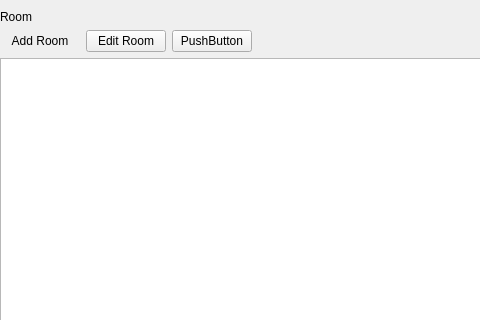
First picture: the form in src/ui/ui_room_scene.ui, repository trung-kieen/hotel-booking-system, before the edit; both pictures show x 0 to 480 and y 0 to 320 of the 800 by 600 pixel window.
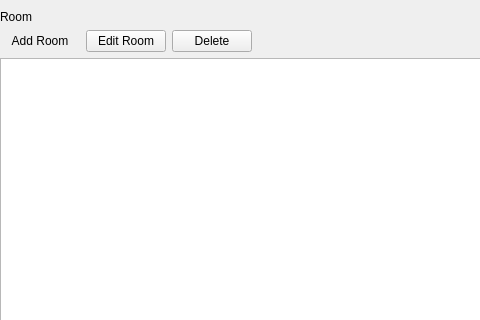
Second picture: the form after the edit.

```diff
--- a/src/ui/ui_room_scene.ui
+++ b/src/ui/ui_room_scene.ui
@@ -70,7 +70,7 @@
         <item>
          <widget class="QPushButton" name="btnDeleteRoom">
           <property name="text">
-           <string>PushButton</string>
+           <string>Delete</string>
           </property>
          </widget>
         </item>
```
